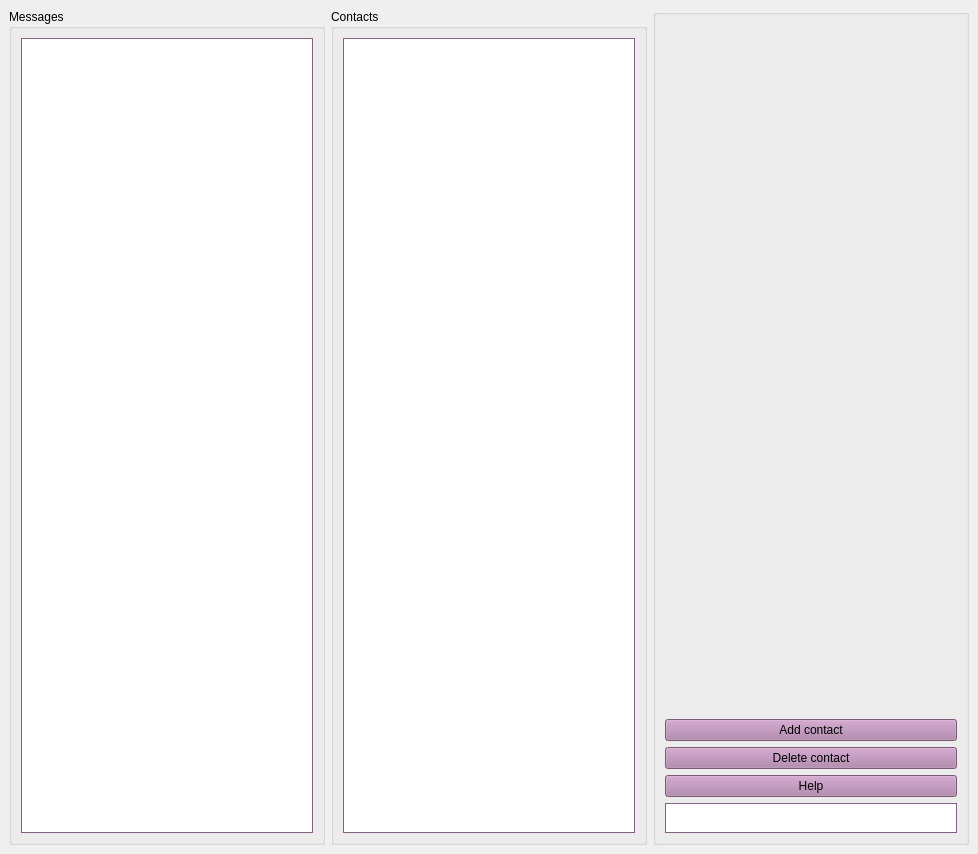
This is main_win.ui in marimba25/my_chatik as Qt 5 draws it before an edit. The edited form follows.
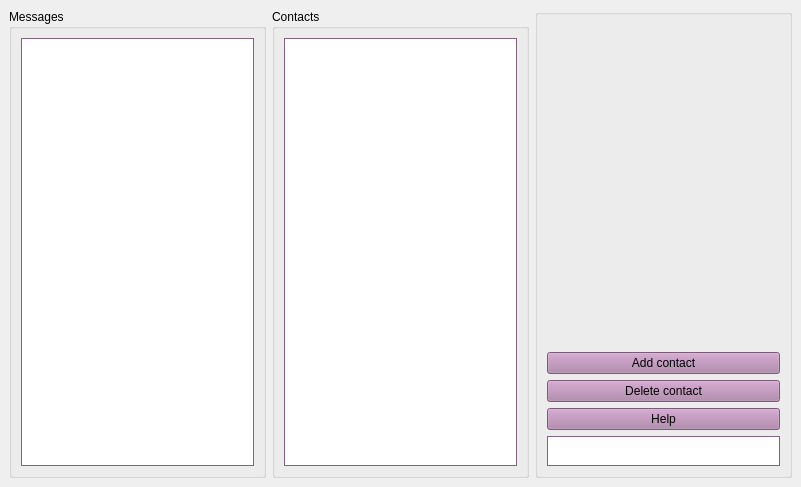
This is the edited form.

What changed in the file:
```diff
--- a/main_win.ui
+++ b/main_win.ui
@@ -6,8 +6,8 @@
    <rect>
     <x>0</x>
     <y>0</y>
-    <width>978</width>
-    <height>854</height>
+    <width>801</width>
+    <height>487</height>
    </rect>
   </property>
   <property name="sizePolicy">
```
Left out of the diff: 4 changed lines with no effect on the pictures.
